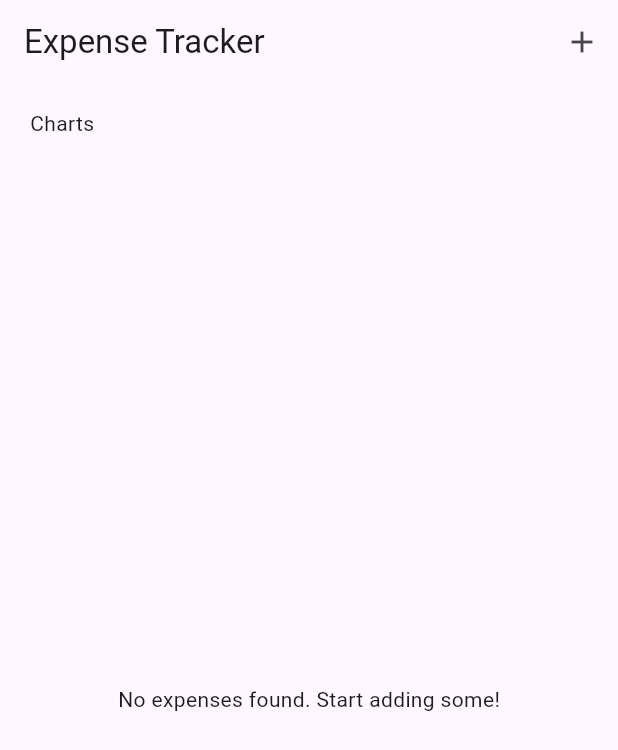
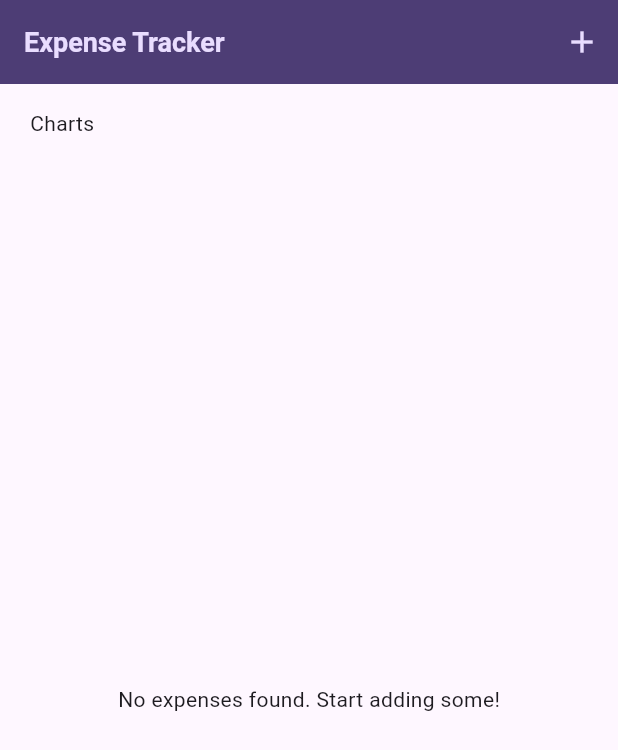
Before and after one commit to zobaer53/Flutter_Practice, a Flutter app: the screen it shows after launch, on a phone screen of 412 x 824 dp. Shown: the top 750 px of the screen. Run offline on Flutter 3.47's test engine with Material 3 defaults, Android fonts, the light colour scheme and no system bars; our stand-ins replace google_fonts; missing offline and left inert: dart:ffi.

Commit message:
thene added

```diff
--- a/other_flutter_project/expense_tracker/lib/main.dart
+++ b/other_flutter_project/expense_tracker/lib/main.dart
@@ -4,7 +4,8 @@ import 'package:flutter/material.dart';
 void main() {
   runApp(const MyApp());
 }
-
+var kColorScheme = ColorScheme.fromSeed(seedColor: const Color.fromARGB(255, 96, 59, 181));
+var kDardColorScheme = ColorScheme.fromSeed(brightness:Brightness.dark ,seedColor: const Color.fromARGB(255, 5, 9, 125));
 class MyApp extends StatelessWidget {
   const MyApp({super.key});
 
@@ -12,11 +13,42 @@ class MyApp extends StatelessWidget {
   @override
   Widget build(BuildContext context) {
     return MaterialApp(
+      darkTheme: ThemeData.dark().copyWith(useMaterial3: true,
+          colorScheme: kDardColorScheme,
+        cardTheme: CardTheme().copyWith(
+          color: kDardColorScheme.secondaryContainer,
+          margin: const EdgeInsets.symmetric(horizontal: 16, vertical: 8),
+        ),
+          elevatedButtonTheme: ElevatedButtonThemeData(
+            style: ElevatedButton.styleFrom(
+                backgroundColor: kDardColorScheme.primaryContainer,
+              foregroundColor: kDardColorScheme.onPrimaryContainer
+            ),
+          ),),
       debugShowCheckedModeBanner: false,
       title: 'Flutter Demo',
-      theme: ThemeData(
-        colorScheme: ColorScheme.fromSeed(seedColor: Colors.deepPurple),
-        useMaterial3: true,
+      theme: ThemeData().copyWith(useMaterial3: true,
+          colorScheme: kColorScheme ,
+        appBarTheme: AppBarTheme().copyWith(
+          backgroundColor: kColorScheme.onPrimaryContainer,
+          foregroundColor: kColorScheme.primaryContainer
+        ),
+        cardTheme: CardTheme().copyWith(
+          color: kColorScheme.secondaryContainer,
+          margin: const EdgeInsets.symmetric(horizontal: 16, vertical: 8),
+        ),
+        elevatedButtonTheme: ElevatedButtonThemeData(
+          style: ElevatedButton.styleFrom(
+            backgroundColor: kColorScheme.primaryContainer
+          ),
+        ),
+        textTheme: ThemeData().textTheme.copyWith(
+          titleLarge: TextStyle(
+            fontWeight: FontWeight.bold,
+            color: kColorScheme.onSecondaryContainer,
+            fontSize: 18,
+          )
+        ),
       ),
       home: const Expenses(),
     );
--- a/other_flutter_project/expense_tracker/lib/widgets/expense_item.dart
+++ b/other_flutter_project/expense_tracker/lib/widgets/expense_item.dart
@@ -20,7 +20,8 @@ class ExpenseItem extends StatelessWidget{
          // mainAxisAlignment: MainAxisAlignment.start ,
           crossAxisAlignment: CrossAxisAlignment.start,
           children:[
-          Text("${expense.title.characters.first.toUpperCase()}${expense.title.substring(1,expense.title.length)}"),
+          Text("${expense.title.characters.first.toUpperCase()}${expense.title.substring(1,expense.title.length)}",
+          style: Theme.of(context).textTheme.titleLarge,),
           SizedBox(height: 4,),
           Row(
             children:[
--- a/other_flutter_project/expense_tracker/lib/widgets/expenses_list/expenses_list.dart
+++ b/other_flutter_project/expense_tracker/lib/widgets/expenses_list/expenses_list.dart
@@ -1,5 +1,6 @@
 import 'package:expense_tracker/widgets/expense_item.dart';
 import 'package:flutter/cupertino.dart';
+import 'package:flutter/material.dart';
 
 import '../../models/expense.dart';
 
@@ -13,9 +14,11 @@ class ExpensesList extends StatelessWidget {
   Widget build(BuildContext context) {
     return ListView.builder(itemCount: expenses.length, itemBuilder: (ctx, index) => Dismissible(
         key: ValueKey(expenses[index].id),
+        background: Container(color: Theme.of(context).colorScheme.error.withOpacity(.75),
+        margin: EdgeInsets.symmetric(horizontal: Theme.of(context).cardTheme.margin!.horizontal),
+        ),
         onDismissed: (direction){
           onExpenseRemoved(expenses[index]);
-
         },
         child: ExpenseItem(expense: expenses[index])));
   }
```
